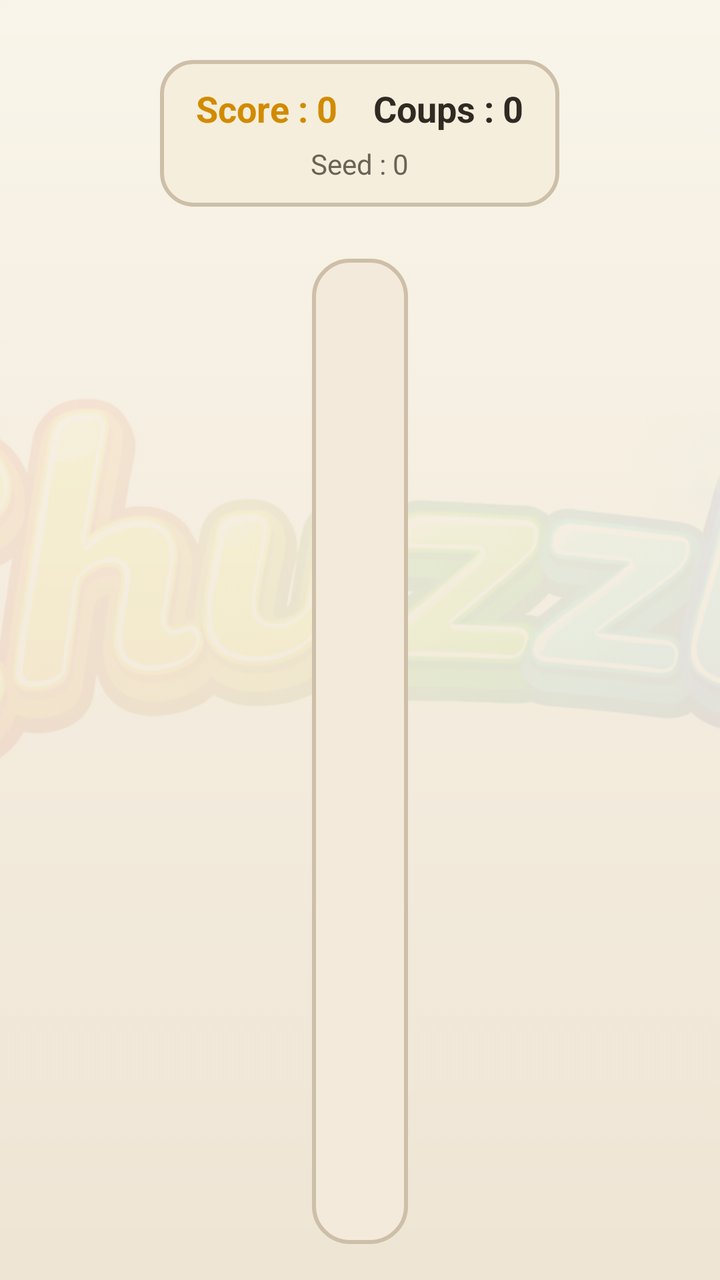
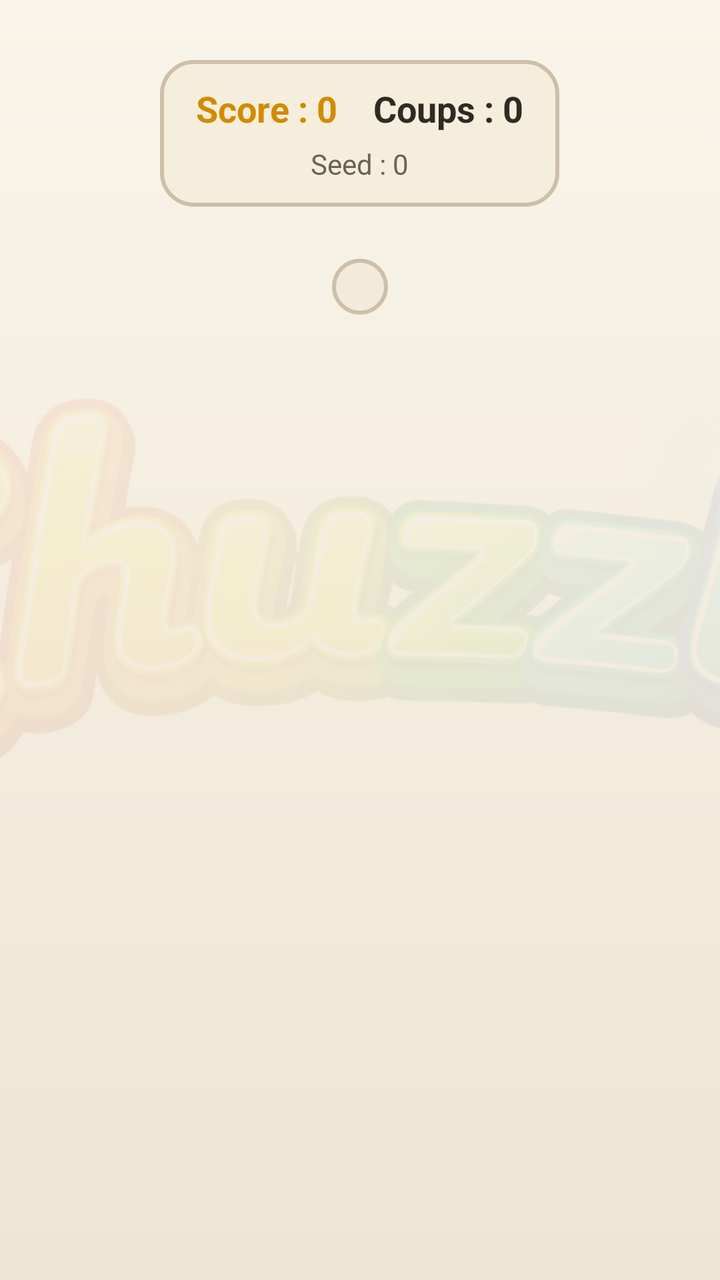

An Android layout rendered at two revisions. The XML below is the earlier revision; the diff shows what the commit changed to produce the second picture.
<!-- AndroidManifest.xml: application theme Base.Theme.Chuzzle -->
<!-- res/layout/activity_jeu.xml -->
<?xml version="1.0" encoding="utf-8"?>
<RelativeLayout xmlns:android="http://schemas.android.com/apk/res/android"
    android:layout_width="match_parent"
    android:layout_height="match_parent"
    android:background="@drawable/fond_ecran_jeu">

    <ImageView
        android:id="@+id/imgFondJeu"
        android:layout_width="match_parent"
        android:layout_height="match_parent"
        android:alpha="0.07"
        android:contentDescription="@null"
        android:scaleType="centerCrop"
        android:src="@drawable/logo" />

    <LinearLayout
        android:id="@+id/contenuJeu"
        android:layout_width="match_parent"
        android:layout_height="match_parent"
        android:gravity="center_horizontal"
        android:orientation="vertical"
        android:paddingStart="@dimen/padding_contenu_jeu_h"
        android:paddingTop="22dp"
        android:paddingEnd="@dimen/padding_contenu_jeu_h"
        android:paddingBottom="18dp">

        <LinearLayout
            android:layout_width="wrap_content"
            android:layout_height="wrap_content"
            android:layout_marginTop="8dp"
            android:background="@drawable/fond_bandeau_jeu"
            android:gravity="center_horizontal"
            android:orientation="vertical"
            android:paddingStart="@dimen/padding_bandeau_jeu_h"
            android:paddingTop="@dimen/padding_bandeau_jeu_v"
            android:paddingEnd="@dimen/padding_bandeau_jeu_h"
            android:paddingBottom="@dimen/padding_bandeau_jeu_v">

            <LinearLayout
                android:layout_width="wrap_content"
                android:layout_height="wrap_content"
                android:gravity="center"
                android:orientation="horizontal">

                <TextView
                    android:id="@+id/txtScore"
                    android:layout_width="wrap_content"
                    android:layout_height="wrap_content"
                    android:layout_marginEnd="18dp"
                    android:text="Score : 0"
                    android:textColor="@color/ui_score"
                    android:textSize="18sp"
                    android:textStyle="bold" />

                <TextView
                    android:id="@+id/txtCoups"
                    android:layout_width="wrap_content"
                    android:layout_height="wrap_content"
                    android:text="Coups : 0"
                    android:textColor="@color/ui_game_text"
                    android:textSize="18sp"
                    android:textStyle="bold" />
            </LinearLayout>

            <TextView
                android:id="@+id/txtSeed"
                android:layout_width="wrap_content"
                android:layout_height="wrap_content"
                android:layout_marginTop="6dp"
                android:text="Seed : 0"
                android:textColor="@color/ui_game_text_soft"
                android:textSize="14sp" />
        </LinearLayout>

        <LinearLayout
            android:layout_width="wrap_content"
            android:layout_height="wrap_content"
            android:layout_marginTop="26dp"
            android:background="@drawable/fond_grille_jeu"
            android:orientation="vertical"
            android:padding="@dimen/padding_cadre_grille">

            <LinearLayout
                android:layout_width="wrap_content"
                android:layout_height="wrap_content"
                android:orientation="vertical">

                <LinearLayout
                    android:layout_width="wrap_content"
                    android:layout_height="wrap_content"
                    android:orientation="horizontal">

                    <View
                        android:layout_width="20dp"
                        android:layout_height="wrap_content" />

                    <LinearLayout
                        android:id="@+id/entetesColonnes"
                        android:layout_width="wrap_content"
                        android:layout_height="wrap_content"
                        android:orientation="horizontal" />
                </LinearLayout>

                <LinearLayout
                    android:layout_width="wrap_content"
                    android:layout_height="wrap_content"
                    android:orientation="horizontal">

                    <LinearLayout
                        android:id="@+id/entetesLignes"
                        android:layout_width="wrap_content"
                        android:layout_height="wrap_content"
                        android:orientation="vertical" />

                    <GridLayout
                        android:id="@+id/grilleJeu"
                        android:layout_width="wrap_content"
                        android:layout_height="wrap_content"
                        android:alignmentMode="alignMargins"
                        android:columnCount="6"
                        android:rowCount="6" />
                </LinearLayout>
            </LinearLayout>
        </LinearLayout>

        <LinearLayout
            android:id="@+id/blocAide"
            android:layout_width="wrap_content"
            android:layout_height="wrap_content"
            android:layout_marginTop="14dp"
            android:background="@drawable/fond_bandeau_jeu"
            android:orientation="vertical"
            android:paddingStart="14dp"
            android:paddingTop="10dp"
            android:paddingEnd="14dp"
            android:paddingBottom="10dp">

            <TextView
                android:id="@+id/txtBlocAide"
                android:layout_width="wrap_content"
                android:layout_height="wrap_content"
                android:minWidth="150dp"
                android:textColor="@color/ui_game_text"
                android:textSize="14sp"
                android:textStyle="bold" />
        </LinearLayout>

    </LinearLayout>

    <LinearLayout
        android:id="@+id/overlayFin"
        android:layout_width="match_parent"
        android:layout_height="match_parent"
        android:background="#CC1D1E2C"
        android:clickable="true"
        android:focusable="true"
        android:gravity="center"
        android:orientation="vertical"
        android:padding="24dp"
        android:visibility="gone">

        <TextView
            android:id="@+id/txtOverlayFinTitre"
            android:layout_width="wrap_content"
            android:layout_height="wrap_content"
            android:background="@drawable/fond_bandeau_jeu"
            android:paddingStart="22dp"
            android:paddingTop="12dp"
            android:paddingEnd="22dp"
            android:paddingBottom="12dp"
            android:text="@string/overlay_fin_titre"
            android:textColor="@color/ui_game_text"
            android:textSize="22sp"
            android:textStyle="bold" />

        <TextView
            android:id="@+id/txtOverlayFinSeed"
            android:layout_width="wrap_content"
            android:layout_height="wrap_content"
            android:layout_marginTop="14dp"
            android:background="@drawable/fond_bandeau_jeu"
            android:paddingStart="18dp"
            android:paddingTop="10dp"
            android:paddingEnd="18dp"
            android:paddingBottom="10dp"
            android:textColor="@color/ui_game_text_soft"
            android:textSize="16sp" />
    </LinearLayout>

</RelativeLayout>
<!-- resources referenced by this layout -->
<resources>
  <color name="ui_game_text">#FF2F2A23</color>
  <color name="ui_game_text_soft">#FF6B6256</color>
  <color name="ui_score">#FFD18B00</color>
  <dimen name="padding_bandeau_jeu_h">18dp</dimen>
  <dimen name="padding_bandeau_jeu_v">12dp</dimen>
  <dimen name="padding_cadre_grille">14dp</dimen>
  <dimen name="padding_contenu_jeu_h">18dp</dimen>
  <!-- drawable fond_bandeau_jeu (drawable) -->
  <?xml version="1.0" encoding="utf-8"?>
  <shape xmlns:android="http://schemas.android.com/apk/res/android">
      <corners android:radius="16dp" />
      <solid android:color="@color/ui_game_panel" />
      <stroke
          android:width="2dp"
          android:color="@color/ui_game_panel_stroke" />
  </shape>
  <!-- drawable fond_ecran_jeu (drawable) -->
  <?xml version="1.0" encoding="utf-8"?>
  <shape xmlns:android="http://schemas.android.com/apk/res/android">
      <gradient
          android:angle="270"
          android:startColor="@color/ui_game_bg_top"
          android:endColor="@color/ui_game_bg_bottom" />
  </shape>
  <!-- drawable fond_grille_jeu (drawable) -->
  <?xml version="1.0" encoding="utf-8"?>
  <shape xmlns:android="http://schemas.android.com/apk/res/android">
      <corners android:radius="18dp" />
      <solid android:color="@color/ui_game_grid" />
      <stroke
          android:width="2dp"
          android:color="@color/ui_game_grid_stroke" />
  </shape>
  <!-- drawable logo: png bitmap (drawable, 330142 bytes) -->
  <string name="overlay_fin_titre">Partie finie</string>
  <style name="Base.Theme.Chuzzle" parent="Theme.Material3.Light">
          <item name="android:windowNoTitle">false</item>
          <item name="android:windowActionBar">true</item>
          <item name="android:colorBackground">@color/ui_background</item>
          <item name="android:statusBarColor">@color/ui_hud_background</item>
          <item name="android:navigationBarColor">@color/ui_background</item>
          <item name="colorPrimary">@color/ui_hud_background</item>
          <item name="colorOnPrimary">@color/ui_text</item>
      </style>
  <color name="ui_game_panel">#F7F6EEDC</color>
  <color name="ui_game_panel_stroke">#FFCDBFA8</color>
  <color name="ui_game_bg_top">#FFF9F4E8</color>
  <color name="ui_game_bg_bottom">#FFEDE3D1</color>
  <color name="ui_game_grid">#FFF3EADB</color>
  <color name="ui_game_grid_stroke">#FFCDBFA8</color>
  <color name="ui_background">#FFF9F4E8</color>
  <color name="ui_hud_background">#FFF6EEDC</color>
  <color name="ui_text">#FF2F2A23</color>
</resources>

<!-- the commit's change to res/layout/activity_jeu.xml (unified diff, before → after) -->
@@ -77,72 +77,15 @@
             android:layout_height="wrap_content"
             android:layout_marginTop="26dp"
             android:background="@drawable/fond_grille_jeu"
-            android:orientation="vertical"
             android:padding="@dimen/padding_cadre_grille">
 
-            <LinearLayout
+            <GridLayout
+                android:id="@+id/grilleJeu"
                 android:layout_width="wrap_content"
                 android:layout_height="wrap_content"
-                android:orientation="vertical">
-
-                <LinearLayout
-                    android:layout_width="wrap_content"
-                    android:layout_height="wrap_content"
-                    android:orientation="horizontal">
-
-                    <View
-                        android:layout_width="20dp"
-                        android:layout_height="wrap_content" />
-
-                    <LinearLayout
-                        android:id="@+id/entetesColonnes"
-                        android:layout_width="wrap_content"
-                        android:layout_height="wrap_content"
-                        android:orientation="horizontal" />
-                </LinearLayout>
-
-                <LinearLayout
-                    android:layout_width="wrap_content"
-                    android:layout_height="wrap_content"
-                    android:orientation="horizontal">
-
-                    <LinearLayout
-                        android:id="@+id/entetesLignes"
-                        android:layout_width="wrap_content"
-                        android:layout_height="wrap_content"
-                        android:orientation="vertical" />
-
-                    <GridLayout
-                        android:id="@+id/grilleJeu"
-                        android:layout_width="wrap_content"
-                        android:layout_height="wrap_content"
-                        android:alignmentMode="alignMargins"
-                        android:columnCount="6"
-                        android:rowCount="6" />
-                </LinearLayout>
-            </LinearLayout>
-        </LinearLayout>
-
-        <LinearLayout
-            android:id="@+id/blocAide"
-            android:layout_width="wrap_content"
-            android:layout_height="wrap_content"
-            android:layout_marginTop="14dp"
-            android:background="@drawable/fond_bandeau_jeu"
-            android:orientation="vertical"
-            android:paddingStart="14dp"
-            android:paddingTop="10dp"
-            android:paddingEnd="14dp"
-            android:paddingBottom="10dp">
-
-            <TextView
-                android:id="@+id/txtBlocAide"
-                android:layout_width="wrap_content"
-                android:layout_height="wrap_content"
-                android:minWidth="150dp"
-                android:textColor="@color/ui_game_text"
-                android:textSize="14sp"
-                android:textStyle="bold" />
+                android:alignmentMode="alignMargins"
+                android:columnCount="6"
+                android:rowCount="6" />
         </LinearLayout>
 
     </LinearLayout>
